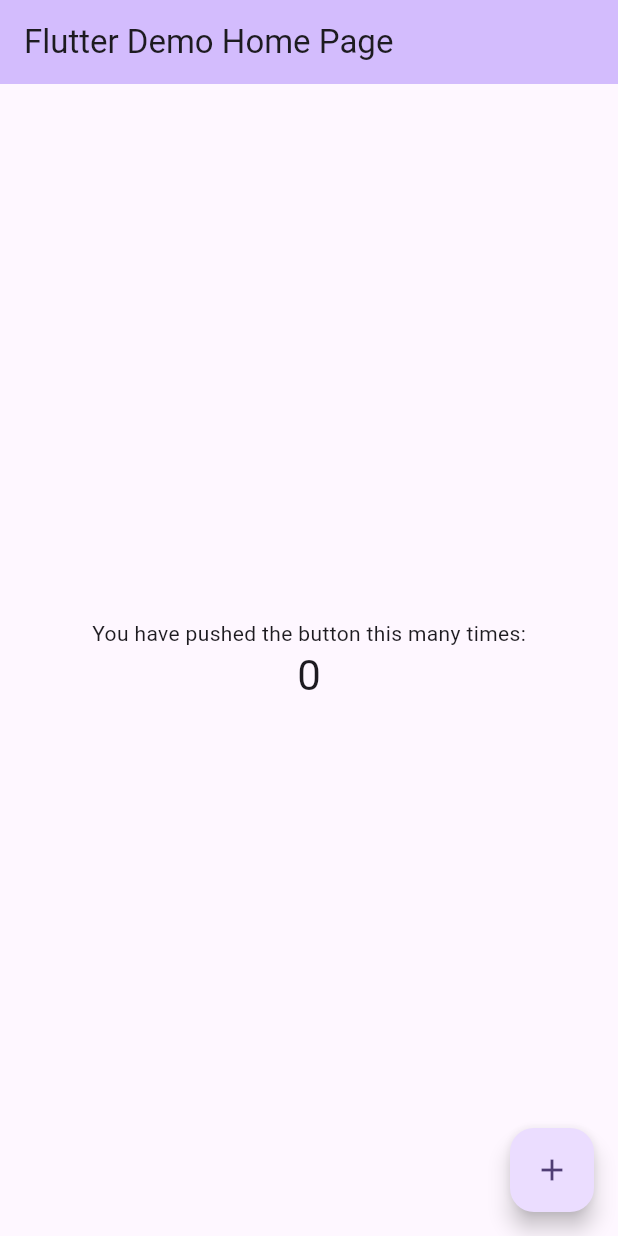
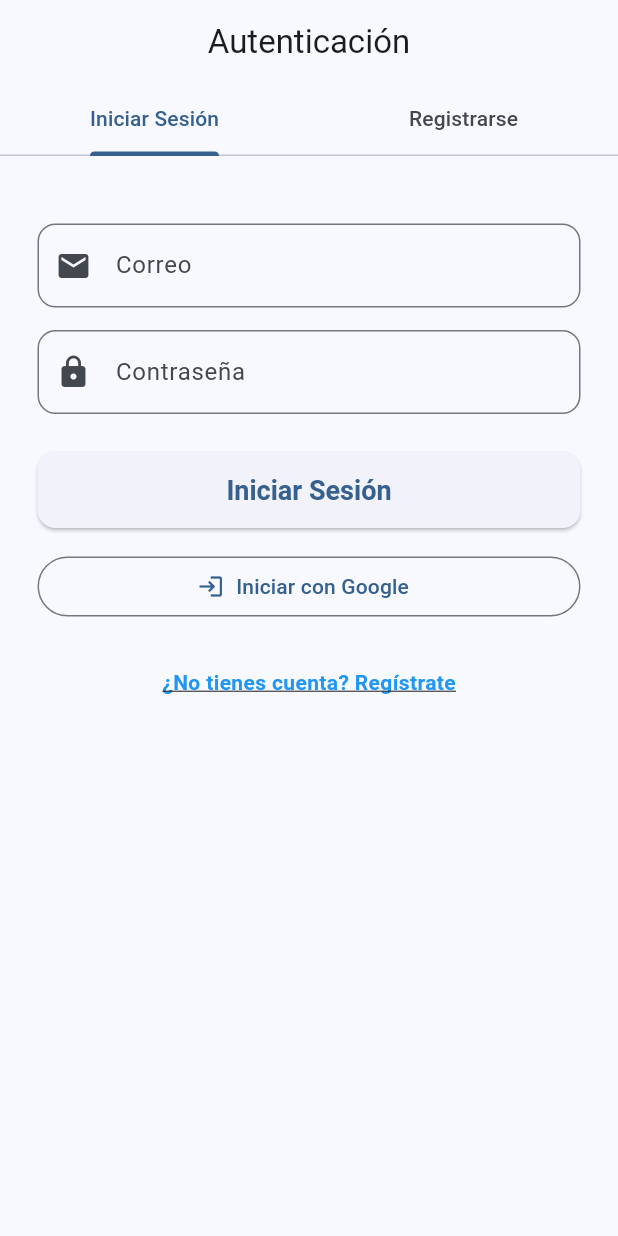
Before and after one commit to Remixpak/Service-App, a Flutter app: the screen it shows after launch, on a phone screen of 412 x 824 dp. Run offline on Flutter 3.47's test engine with Material 3 defaults, Android fonts, the phone set to English and light mode, and no system bars; our stand-ins replace firebase_auth, firebase_core, google_sign_in; accounts and stored records are empty.

Commit message:
login/registro y dotenv sin configurar

```diff
--- a/lib/main.dart
+++ b/lib/main.dart
@@ -1,6 +1,10 @@
 import 'package:firebase_core/firebase_core.dart';
 import 'package:flutter/material.dart';
 import 'package:service_app/firebase_options.dart';
+import 'package:service_app/Pages/homePage.dart';
+import 'package:service_app/pages/login_register_page.dart';
+import 'package:provider/provider.dart';
+import 'package:service_app/providers/auth_provider.dart';
 
 void main() async {
   WidgetsFlutterBinding.ensureInitialized();
@@ -11,116 +15,26 @@ void main() async {
 class MyApp extends StatelessWidget {
   const MyApp({super.key});
 
-  // This widget is the root of your application.
   @override
   Widget build(BuildContext context) {
-    return MaterialApp(
+    return MultiProvider(
+      providers: [ChangeNotifierProvider(create: (_) => AuthProvider())],
+      child: MaterialApp(
+        title: 'Service App',
+        theme: ThemeData(
+          colorScheme: ColorScheme.fromSeed(seedColor: Colors.blue),
+          useMaterial3: true,
+        ),
+        home: const LoginRegisterPage(),
+      ),
+    );
+    /*return MaterialApp(
       title: 'Flutter Demo',
       theme: ThemeData(
-        // This is the theme of your application.
-        //
-        // TRY THIS: Try running your application with "flutter run". You'll see
-        // the application has a purple toolbar. Then, without quitting the app,
-        // try changing the seedColor in the colorScheme below to Colors.green
-        // and then invoke "hot reload" (save your changes or press the "hot
-        // reload" button in a Flutter-supported IDE, or press "r" if you used
-        // the command line to start the app).
-        //
-        // Notice that the counter didn't reset back to zero; the application
-        // state is not lost during the reload. To reset the state, use hot
-        // restart instead.
-        //
-        // This works for code too, not just values: Most code changes can be
-        // tested with just a hot reload.
         colorScheme: ColorScheme.fromSeed(seedColor: Colors.deepPurple),
       ),
-      home: const MyHomePage(title: 'Flutter Demo Home Page'),
-    );
+      //home: const MyHomePage(title: 'Flutter Demo Home Page'),
+      home: const LoginRegisterPage(),
+    );*/
   }
 }
-
-class MyHomePage extends StatefulWidget {
-  const MyHomePage({super.key, required this.title});
-
-  // This widget is the home page of your application. It is stateful, meaning
-  // that it has a State object (defined below) that contains fields that affect
-  // how it looks.
-
-  // This class is the configuration for the state. It holds the values (in this
-  // case the title) provided by the parent (in this case the App widget) and
-  // used by the build method of the State. Fields in a Widget subclass are
-  // always marked "final".
-
-  final String title;
-
-  @override
-  State<MyHomePage> createState() => _MyHomePageState();
-}
-
-class _MyHomePageState extends State<MyHomePage> {
-  int _counter = 0;
-
-  void _incrementCounter() {
-    setState(() {
-      // This call to setState tells the Flutter framework that something has
-      // changed in this State, which causes it to rerun the build method below
-      // so that the display can reflect the updated values. If we changed
-      // _counter without calling setState(), then the build method would not be
-      // called again, and so nothing would appear to happen.
-      _counter++;
-    });
-  }
-
-  @override
-  Widget build(BuildContext context) {
-    // This method is rerun every time setState is called, for instance as done
-    // by the _incrementCounter method above.
-    //
-    // The Flutter framework has been optimized to make rerunning build methods
-    // fast, so that you can just rebuild anything that needs updating rather
-    // than having to individually change instances of widgets.
-    return Scaffold(
-      appBar: AppBar(
-        // TRY THIS: Try changing the color here to a specific color (to
-        // Colors.amber, perhaps?) and trigger a hot reload to see the AppBar
-        // change color while the other colors stay the same.
-        backgroundColor: Theme.of(context).colorScheme.inversePrimary,
-        // Here we take the value from the MyHomePage object that was created by
-        // the App.build method, and use it to set our appbar title.
-        title: Text(widget.title),
-      ),
-      body: Center(
-        // Center is a layout widget. It takes a single child and positions it
-        // in the middle of the parent.
-        child: Column(
-          // Column is also a layout widget. It takes a list of children and
-          // arranges them vertically. By default, it sizes itself to fit its
-          // children horizontally, and tries to be as tall as its parent.
-          //
-          // Column has various properties to control how it sizes itself and
-          // how it positions its children. Here we use mainAxisAlignment to
-          // center the children vertically; the main axis here is the vertical
-          // axis because Columns are vertical (the cross axis would be
-          // horizontal).
-          //
-          // TRY THIS: Invoke "debug painting" (choose the "Toggle Debug Paint"
-          // action in the IDE, or press "p" in the console), to see the
-          // wireframe for each widget.
-          mainAxisAlignment: MainAxisAlignment.center,
-          children: <Widget>[
-            const Text('You have pushed the button this many times:'),
-            Text(
-              '$_counter',
-              style: Theme.of(context).textTheme.headlineMedium,
-            ),
-          ],
-        ),
-      ),
-      floatingActionButton: FloatingActionButton(
-        onPressed: _incrementCounter,
-        tooltip: 'Increment',
-        child: const Icon(Icons.add),
-      ), // This trailing comma makes auto-formatting nicer for build methods.
-    );
-  }
-}
--- /dev/null
+++ b/lib/models/user.dart
@@ -0,0 +1,16 @@
+import 'package:flutter/material.dart';
+
+class User {
+  final String id;
+  final String email;
+  final String name;
+  final String phoneNumber;
+  final bool admin;
+  User({
+    required this.id,
+    required this.email,
+    required this.name,
+    required this.phoneNumber,
+    this.admin = false,
+  });
+}
--- /dev/null
+++ b/lib/pages/login_register_page.dart
@@ -0,0 +1,256 @@
+import 'package:flutter/material.dart';
+import 'package:provider/provider.dart';
+import '../providers/auth_provider.dart';
+
+class LoginRegisterPage extends StatefulWidget {
+  const LoginRegisterPage({super.key});
+
+  @override
+  State<LoginRegisterPage> createState() => _LoginRegisterPageState();
+}
+
+class _LoginRegisterPageState extends State<LoginRegisterPage>
+    with SingleTickerProviderStateMixin {
+  late TabController tabController;
+
+  final emailController = TextEditingController();
+  final passController = TextEditingController();
+
+  @override
+  void initState() {
+    super.initState();
+    tabController = TabController(length: 2, vsync: this);
+  }
+
+  @override
+  void dispose() {
+    emailController.dispose();
+    passController.dispose();
+    super.dispose();
+  }
+
+  @override
+  Widget build(BuildContext context) {
+    final auth = Provider.of<AuthProvider>(context);
+
+    return Scaffold(
+      appBar: AppBar(
+        title: const Text("Autenticación"),
+        centerTitle: true,
+        bottom: TabBar(
+          controller: tabController,
+          tabs: const [
+            Tab(text: "Iniciar Sesión"),
+            Tab(text: "Registrarse"),
+          ],
+        ),
+      ),
+      body: TabBarView(
+        controller: tabController,
+        children: [buildLogin(auth), buildRegister(auth)],
+      ),
+    );
+  }
+
+  // ------------------------------------------------------------
+  // LOGIN UI
+  // ------------------------------------------------------------
+  Widget buildLogin(AuthProvider auth) {
+    return SingleChildScrollView(
+      padding: const EdgeInsets.all(25),
+      child: Column(
+        crossAxisAlignment: CrossAxisAlignment.stretch,
+        children: [
+          const SizedBox(height: 20),
+
+          // CORREO
+          buildTextField(emailController, "Correo", Icons.email),
+
+          const SizedBox(height: 15),
+
+          // CONTRASEÑA
+          buildTextField(
+            passController,
+            "Contraseña",
+            Icons.lock,
+            isPassword: true,
+          ),
+
+          const SizedBox(height: 25),
+
+          // BOTÓN LOGIN
+          ElevatedButton(
+            onPressed: auth.isLoading
+                ? null
+                : () async {
+                    final error = await auth.loginWithEmail(
+                      emailController.text.trim(),
+                      passController.text.trim(),
+                    );
+
+                    if (error != null) {
+                      ScaffoldMessenger.of(
+                        context,
+                      ).showSnackBar(SnackBar(content: Text(error)));
+                    }
+                  },
+            style: elevatedButtonStyle(),
+            child: auth.isLoading
+                ? const CircularProgressIndicator()
+                : const Text("Iniciar Sesión"),
+          ),
+
+          const SizedBox(height: 15),
+
+          // GOOGLE LOGIN
+          OutlinedButton.icon(
+            onPressed: auth.isLoading
+                ? null
+                : () async {
+                    final error = await auth.loginWithGoogle();
+                    if (error != null) {
+                      ScaffoldMessenger.of(
+                        context,
+                      ).showSnackBar(SnackBar(content: Text(error)));
+                    }
+                  },
+            icon: const Icon(Icons.login),
+            label: const Text("Iniciar con Google"),
+          ),
+
+          const SizedBox(height: 30),
+
+          // TEXTO “NO TIENES CUENTA?”
+          Center(
+            child: GestureDetector(
+              onTap: () {
+                tabController.animateTo(1);
+              },
+              child: const Text(
+                "¿No tienes cuenta? Regístrate",
+                style: TextStyle(
+                  color: Colors.blue,
+                  decoration: TextDecoration.underline,
+                  fontWeight: FontWeight.w600,
+                ),
+              ),
+            ),
+          ),
+        ],
+      ),
+    );
+  }
+
+  // ------------------------------------------------------------
+  // REGISTER UI
+  // ------------------------------------------------------------
+  Widget buildRegister(AuthProvider auth) {
+    return SingleChildScrollView(
+      padding: const EdgeInsets.all(25),
+      child: Column(
+        crossAxisAlignment: CrossAxisAlignment.stretch,
+        children: [
+          const SizedBox(height: 20),
+
+          buildTextField(emailController, "Correo", Icons.email),
+
+          const SizedBox(height: 15),
+
+          buildTextField(
+            passController,
+            "Contraseña",
+            Icons.lock,
+            isPassword: true,
+          ),
+
+          const SizedBox(height: 25),
+
+          ElevatedButton(
+            onPressed: auth.isLoading
+                ? null
+                : () async {
+                    final error = await auth.registerWithEmail(
+                      emailController.text.trim(),
+                      passController.text.trim(),
+                    );
+
+                    if (error != null) {
+                      ScaffoldMessenger.of(
+                        context,
+                      ).showSnackBar(SnackBar(content: Text(error)));
+                    }
+                  },
+            style: elevatedButtonStyle(),
+            child: auth.isLoading
+                ? const CircularProgressIndicator()
+                : const Text("Registrarse"),
+          ),
+
+          const SizedBox(height: 15),
+
+          // GOOGLE REGISTER (MISMO MÉTODO)
+          OutlinedButton.icon(
+            onPressed: auth.isLoading
+                ? null
+                : () async {
+                    final error = await auth.loginWithGoogle();
+                    if (error != null) {
+                      ScaffoldMessenger.of(
+                        context,
+                      ).showSnackBar(SnackBar(content: Text(error)));
+                    }
+                  },
+            icon: const Icon(Icons.person_add),
+            label: const Text("Registrarse con Google"),
+          ),
+
+          const SizedBox(height: 30),
+
+          Center(
+            child: GestureDetector(
+              onTap: () {
+                tabController.animateTo(0);
+              },
+              child: const Text(
+                "¿Ya tienes cuenta? Inicia Sesión",
+                style: TextStyle(
+                  color: Colors.blue,
+                  decoration: TextDecoration.underline,
+                  fontWeight: FontWeight.w600,
+                ),
+              ),
+            ),
+          ),
+        ],
+      ),
+    );
+  }
+
+  // ------------------------------------------------------------
+  // WIDGETS REUTILIZABLES
+  // ------------------------------------------------------------
+  Widget buildTextField(
+    TextEditingController controller,
+    String label,
+    IconData icon, {
+    bool isPassword = false,
+  }) {
+    return TextField(
+      controller: controller,
+      obscureText: isPassword,
+      decoration: InputDecoration(
+        prefixIcon: Icon(icon),
+        labelText: label,
+        border: OutlineInputBorder(borderRadius: BorderRadius.circular(12)),
+      ),
+    );
+  }
+
+  ButtonStyle elevatedButtonStyle() {
+    return ElevatedButton.styleFrom(
+      padding: const EdgeInsets.symmetric(vertical: 15),
+      shape: RoundedRectangleBorder(borderRadius: BorderRadius.circular(12)),
+      textStyle: const TextStyle(fontSize: 18, fontWeight: FontWeight.w600),
+    );
+  }
+}
--- a/pubspec.yaml
+++ b/pubspec.yaml
@@ -35,6 +35,10 @@ dependencies:
   # Use with the CupertinoIcons class for iOS style icons.
   cupertino_icons: ^1.0.8
   firebase_core: ^4.2.1
+  firebase_auth: ^6.1.2
+  provider: ^6.1.5+1
+  google_sign_in: 6.2.1
+  flutter_dotenv: ^6.0.0
 
 dev_dependencies:
   flutter_test:
```
Also changed, not shown: lib/pages/homePage.dart (added, +65 -0 lines), lib/providers/auth_provider.dart (added, +101 -0 lines), pubspec.lock, 7 other files.
